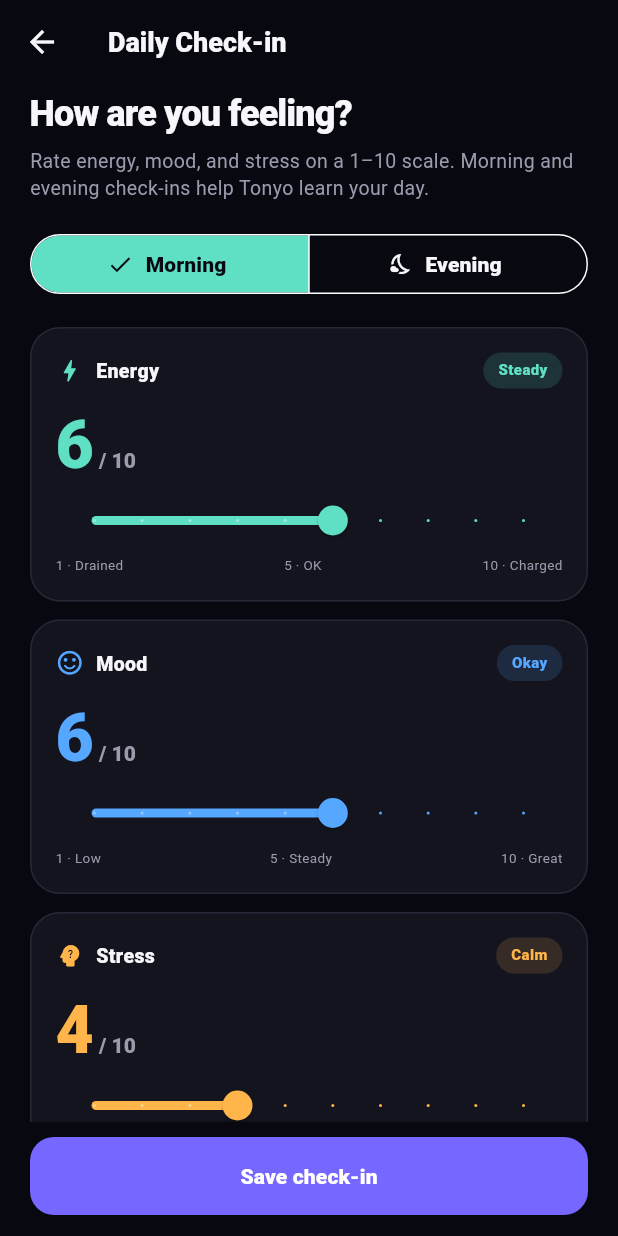
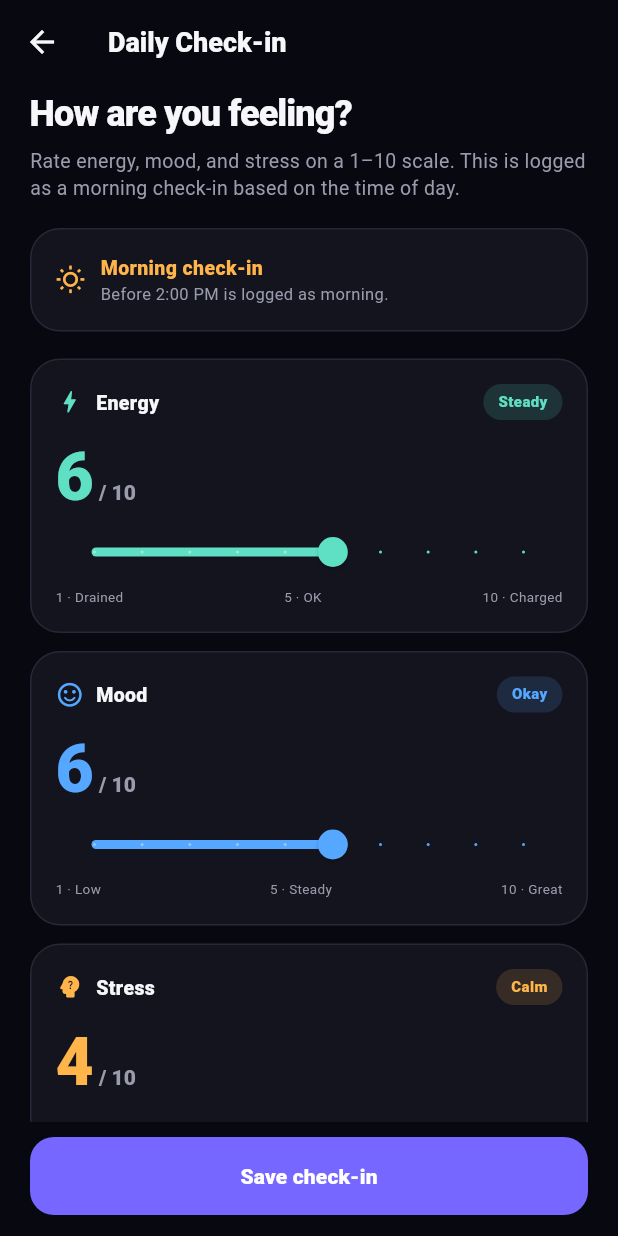
Before and after one commit to anonymousharry1123/fatigue-project, a Flutter app: the DailyCheckInScreen screen opened directly, on a phone screen of 412 x 824 dp. Run offline on Flutter 3.47's test engine with Material 3 defaults, Android fonts, the phone set to English and light mode, and no system bars; our stand-ins replace shared_preferences; accounts and stored records are empty; Roboto replaces fonts that are missing (SF Pro Display).

Commit message:
Derive check-in morning/evening from time of day and add the development log.
Removes the manual period selector so evening ratings cannot be saved as morning, and documents the day-to-day agent logging process for future work.

Co-authored-by: Cursor <cursoragent@cursor.com>

```diff
--- a/app/lib/src/app_controller.dart
+++ b/app/lib/src/app_controller.dart
@@ -157,7 +157,6 @@ class AppController extends ChangeNotifier {
     required double energy,
     required double mood,
     required double stress,
-    CheckInPeriod? period,
     String note = '',
     DateTime? timestamp,
   }) async {
@@ -178,7 +177,8 @@ class AppController extends ChangeNotifier {
         energy: CheckInLogic.clampRating(energy),
         mood: CheckInLogic.clampRating(mood),
         stress: CheckInLogic.clampRating(stress),
-        period: period ?? CheckInLogic.suggestedPeriod(when),
+        // Period always follows the check-in timestamp (morning < 14:00).
+        period: CheckInLogic.periodFor(when),
         note: note,
       ),
     );
--- a/app/lib/src/check_in_logic.dart
+++ b/app/lib/src/check_in_logic.dart
@@ -11,7 +11,8 @@ abstract final class CheckInLogic {
   static double clampRating(double value) =>
       value.clamp(minRating, maxRating).toDouble();
 
-  static CheckInPeriod suggestedPeriod([DateTime? now]) {
+  /// Morning before 14:00 local time; evening at/after 14:00.
+  static CheckInPeriod periodFor([DateTime? now]) {
     final hour = (now ?? DateTime.now()).hour;
     return hour < 14 ? CheckInPeriod.morning : CheckInPeriod.evening;
   }
--- a/app/lib/src/screens/daily_checkin_screen.dart
+++ b/app/lib/src/screens/daily_checkin_screen.dart
@@ -15,12 +15,13 @@ class DailyCheckInScreen extends StatefulWidget {
 }
 
 class _DailyCheckInScreenState extends State<DailyCheckInScreen> {
-  late CheckInPeriod period = CheckInLogic.suggestedPeriod();
   double energy = 6;
   double mood = 6;
   double stress = 4;
   final noteController = TextEditingController();
   bool saving = false;
+
+  CheckInPeriod get period => CheckInLogic.periodFor();
 
   @override
   void dispose() {
@@ -32,6 +33,7 @@ class _DailyCheckInScreenState extends State<DailyCheckInScreen> {
   Widget build(BuildContext context) {
     final controller = AppScope.of(context);
     final history = controller.recentCheckIns();
+    final period = this.period;
     return Scaffold(
       appBar: AppBar(
         title: const Text('Daily Check-in'),
@@ -50,28 +52,12 @@ class _DailyCheckInScreenState extends State<DailyCheckInScreen> {
                     style: Theme.of(context).textTheme.headlineMedium,
                   ),
                   const SizedBox(height: 7),
-                  const Text(
-                    'Rate energy, mood, and stress on a 1–10 scale. Morning and evening check-ins help Tonyo learn your day.',
-                    style: TextStyle(color: TonyoColors.muted),
+                  Text(
+                    'Rate energy, mood, and stress on a 1–10 scale. This is logged as a ${period.label.toLowerCase()} check-in based on the time of day.',
+                    style: const TextStyle(color: TonyoColors.muted),
                   ),
                   const SizedBox(height: 18),
-                  SegmentedButton<CheckInPeriod>(
-                    segments: const [
-                      ButtonSegment(
-                        value: CheckInPeriod.morning,
-                        label: Text('Morning'),
-                        icon: Icon(Icons.wb_sunny_outlined, size: 16),
-                      ),
-                      ButtonSegment(
-                        value: CheckInPeriod.evening,
-                        label: Text('Evening'),
-                        icon: Icon(Icons.nights_stay_outlined, size: 16),
-                      ),
-                    ],
-                    selected: {period},
-                    onSelectionChanged: (value) =>
-                        setState(() => period = value.first),
-                  ),
+                  _PeriodBanner(period: period),
                   const SizedBox(height: 18),
                   _RatingCard(
                     icon: Icons.bolt_rounded,
@@ -176,12 +162,14 @@ class _DailyCheckInScreenState extends State<DailyCheckInScreen> {
 
   Future<void> _save() async {
     setState(() => saving = true);
+    final when = DateTime.now();
+    final period = CheckInLogic.periodFor(when);
     await AppScope.of(context).addCheckIn(
       energy: energy,
       mood: mood,
       stress: stress,
-      period: period,
       note: noteController.text.trim(),
+      timestamp: when,
     );
     if (mounted) {
       ScaffoldMessenger.of(context).showSnackBar(
@@ -191,6 +179,52 @@ class _DailyCheckInScreenState extends State<DailyCheckInScreen> {
       );
       Navigator.of(context).pop();
     }
+  }
+}
+
+class _PeriodBanner extends StatelessWidget {
+  const _PeriodBanner({required this.period});
+  final CheckInPeriod period;
+
+  @override
+  Widget build(BuildContext context) {
+    final isMorning = period == CheckInPeriod.morning;
+    final color = isMorning ? TonyoColors.amber : TonyoColors.violet;
+    final icon = isMorning
+        ? Icons.wb_sunny_outlined
+        : Icons.nights_stay_outlined;
+    return TonyoCard(
+      child: Row(
+        children: [
+          Icon(icon, color: color, size: 20),
+          const SizedBox(width: 10),
+          Expanded(
+            child: Column(
+              crossAxisAlignment: CrossAxisAlignment.start,
+              children: [
+                Text(
+                  '${period.label} check-in',
+                  style: TextStyle(
+                    color: color,
+                    fontWeight: FontWeight.w900,
+                  ),
+                ),
+                const SizedBox(height: 2),
+                Text(
+                  isMorning
+                      ? 'Before 2:00 PM is logged as morning.'
+                      : 'From 2:00 PM onward is logged as evening.',
+                  style: const TextStyle(
+                    color: TonyoColors.muted,
+                    fontSize: 11,
+                  ),
+                ),
+              ],
+            ),
+          ),
+        ],
+      ),
+    );
   }
 }
 
```
Also changed, not shown: 4 other files.
